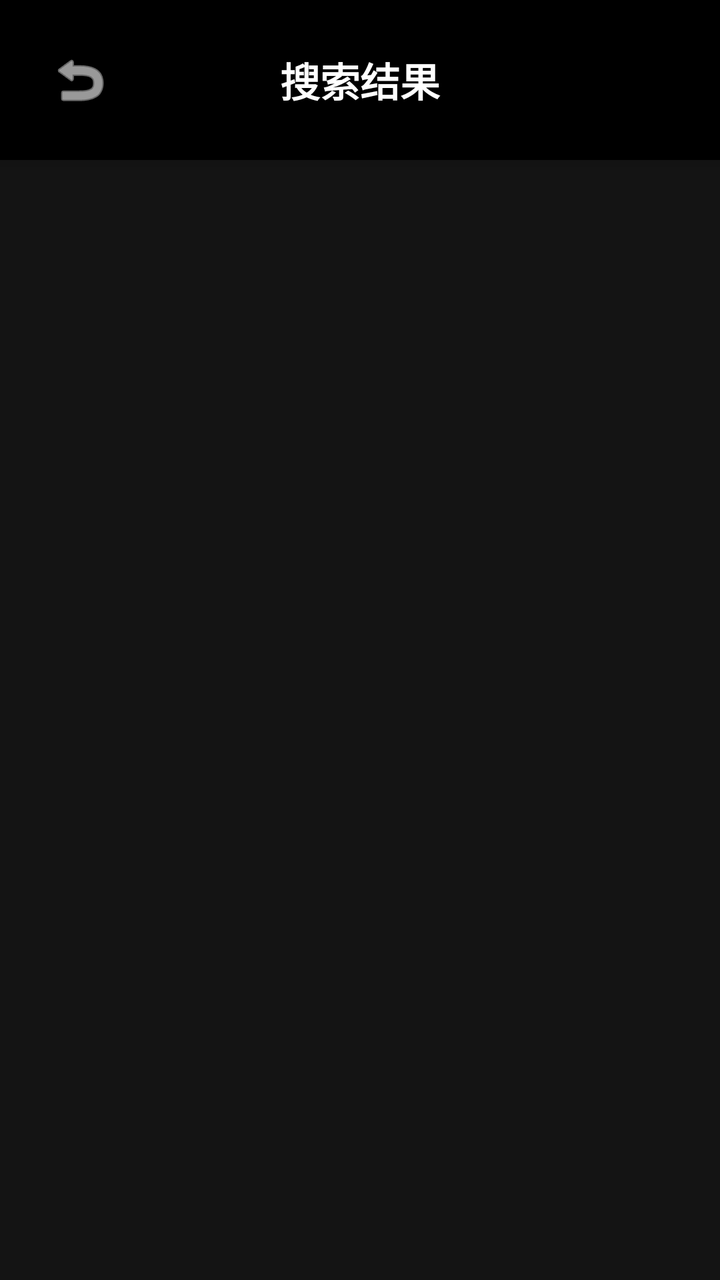
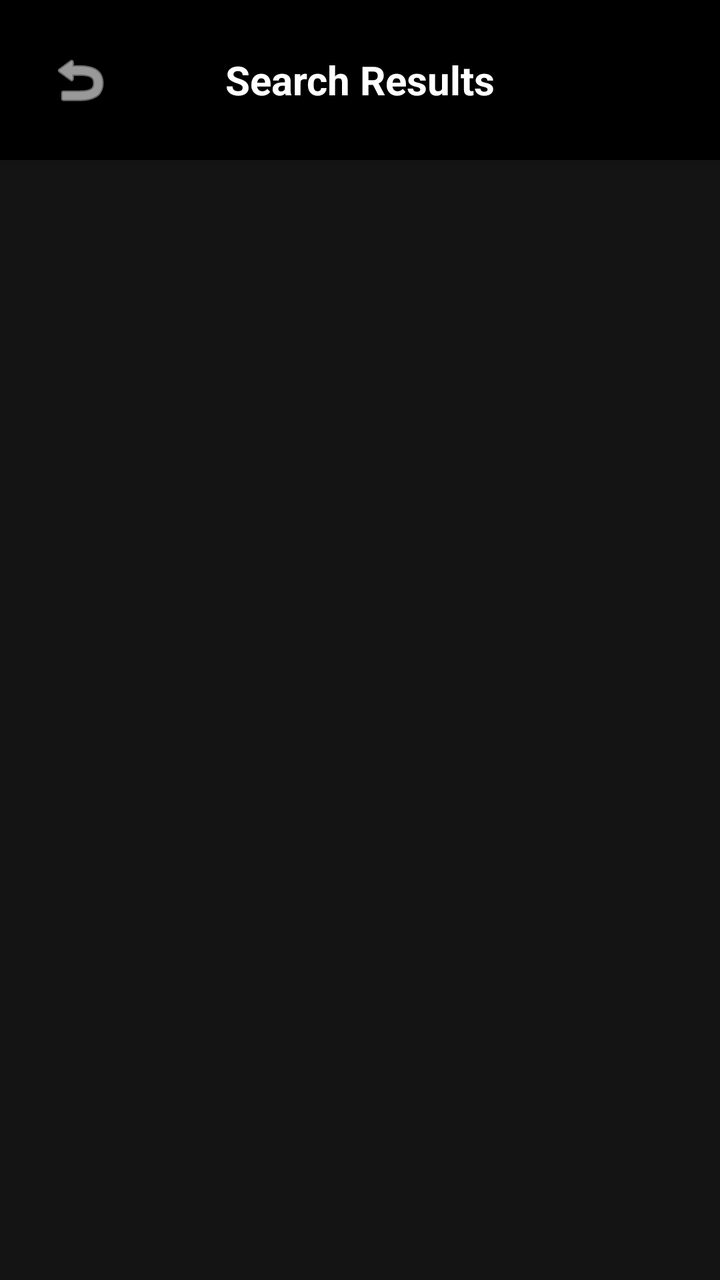

The first picture is an Android layout as it rendered before a commit; the second is the same layout after the commit. The layout source and the unified diff follow.
<!-- AndroidManifest.xml: application theme Theme.MyApplication -->
<!-- res/layout/activity_search_results.xml -->
<?xml version="1.0" encoding="utf-8"?>
<LinearLayout xmlns:android="http://schemas.android.com/apk/res/android"
    xmlns:app="http://schemas.android.com/apk/res-auto"
    android:layout_width="match_parent"
    android:layout_height="match_parent"
    android:orientation="vertical"
    android:background="#141414">

    <LinearLayout
        android:layout_width="match_parent"
        android:layout_height="wrap_content"
        android:orientation="horizontal"
        android:padding="16dp"
        android:background="#000000"
        android:elevation="4dp">

        <ImageButton
            android:id="@+id/back_button"
            android:layout_width="48dp"
            android:layout_height="48dp"
            android:background="?attr/selectableItemBackgroundBorderless"
            android:src="@android:drawable/ic_menu_revert"
            app:tint="#FFFFFF"
            android:contentDescription="返回" />

        <TextView
            android:layout_width="0dp"
            android:layout_height="wrap_content"
            android:layout_weight="1"
            android:text="搜索结果"
            android:textSize="20sp"
            android:textColor="#FFFFFF"
            android:textStyle="bold"
            android:layout_gravity="center_vertical"
            android:gravity="center" />

        <View
            android:layout_width="48dp"
            android:layout_height="48dp" />

    </LinearLayout>

    <androidx.recyclerview.widget.RecyclerView
        android:id="@+id/search_results_recycler"
        android:layout_width="match_parent"
        android:layout_height="match_parent"
        android:padding="16dp"
        android:clipToPadding="false" />

</LinearLayout>
<!-- resources referenced by this layout -->
<resources>
  <style name="Theme.MyApplication" parent="Base.Theme.MyApplication" />
  <style name="Base.Theme.MyApplication" parent="Theme.Material3.DayNight.NoActionBar">
          
          
      </style>
</resources>

<!-- the commit's change to res/layout/activity_search_results.xml (unified diff, before → after) -->
@@ -21,13 +21,13 @@
             android:background="?attr/selectableItemBackgroundBorderless"
             android:src="@android:drawable/ic_menu_revert"
             app:tint="#FFFFFF"
-            android:contentDescription="返回" />
+            android:contentDescription="Back" />
 
         <TextView
             android:layout_width="0dp"
             android:layout_height="wrap_content"
             android:layout_weight="1"
-            android:text="搜索结果"
+            android:text="Search Results"
             android:textSize="20sp"
             android:textColor="#FFFFFF"
             android:textStyle="bold"
